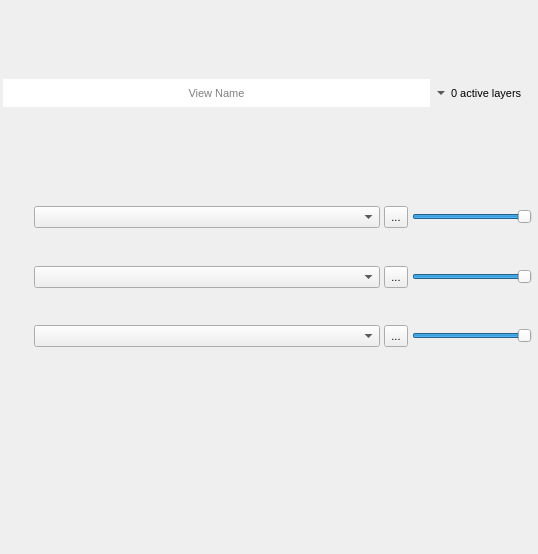
First picture: the form in ui/layer_view_widget.ui, repository SMByC/ThRasE, before the edit.
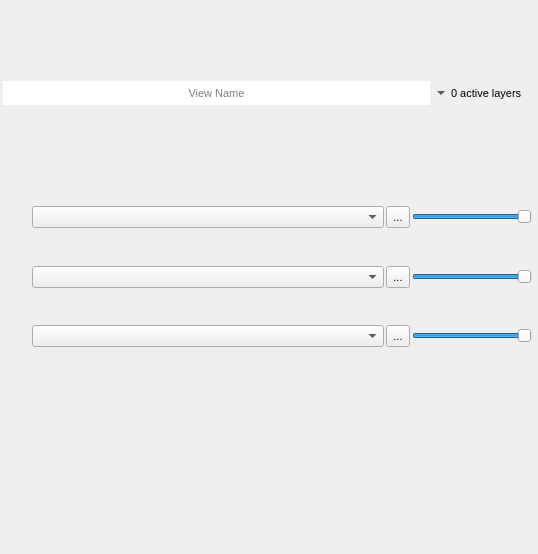
Second picture: the form after the edit. Icons and pictures are not drawn. Custom widgets are drawn as their Qt base class.

Commit message: Several UI adjustments

The edit to the form file:
```diff
--- a/ui/layer_view_widget.ui
+++ b/ui/layer_view_widget.ui
@@ -12,7 +12,7 @@
   </property>
   <layout class="QVBoxLayout" name="verticalLayout">
    <property name="spacing">
-    <number>3</number>
+    <number>2</number>
    </property>
    <property name="leftMargin">
     <number>3</number>
@@ -49,7 +49,7 @@
         <property name="maximumSize">
          <size>
           <width>16777215</width>
-          <height>28</height>
+          <height>24</height>
          </size>
         </property>
         <property name="font">
@@ -73,7 +73,7 @@
         <property name="maximumSize">
          <size>
           <width>16777215</width>
-          <height>28</height>
+          <height>24</height>
          </size>
         </property>
         <property name="font">
@@ -102,7 +102,7 @@
     <widget class="QWidget" name="widget_ActiveLayers" native="true">
      <layout class="QVBoxLayout" name="verticalLayout_2">
       <property name="spacing">
-       <number>4</number>
+       <number>2</number>
       </property>
       <property name="leftMargin">
        <number>3</number>
@@ -120,7 +120,7 @@
        <widget class="QWidget" name="widget_ActiveLayer_1" native="true">
         <layout class="QHBoxLayout" name="horizontalLayout_26">
          <property name="spacing">
-          <number>4</number>
+          <number>2</number>
          </property>
          <property name="leftMargin">
           <number>0</number>
@@ -265,7 +265,7 @@
        <widget class="QWidget" name="widget_ActiveLayer_2" native="true">
         <layout class="QHBoxLayout" name="horizontalLayout_27">
          <property name="spacing">
-          <number>4</number>
+          <number>2</number>
          </property>
          <property name="leftMargin">
           <number>0</number>
@@ -410,7 +410,7 @@
        <widget class="QWidget" name="widget_ActiveLayer_3" native="true">
         <layout class="QHBoxLayout" name="horizontalLayout_28">
          <property name="spacing">
-          <number>4</number>
+          <number>2</number>
          </property>
          <property name="leftMargin">
           <number>0</number>
```
The commit also changes 1 other file.
